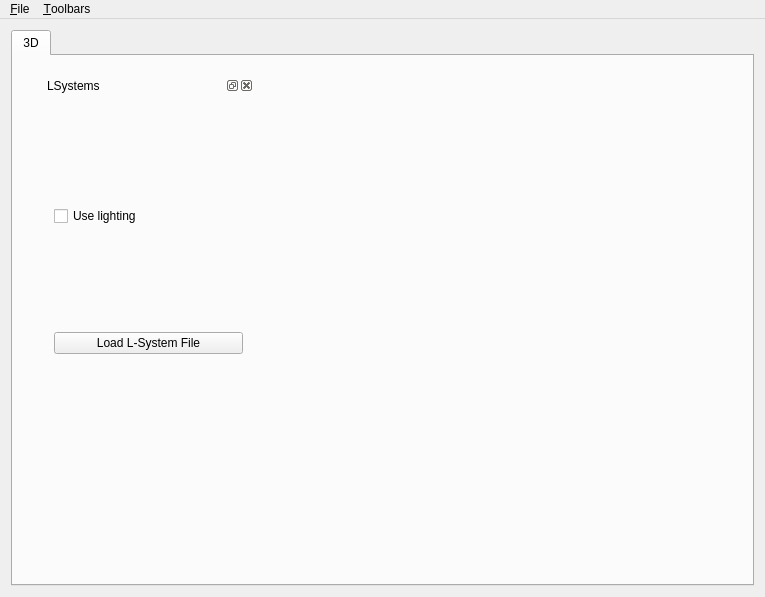
First picture: the form in ui/mainwindow.ui, repository cs123tas/final-AustinNimo, before the edit.
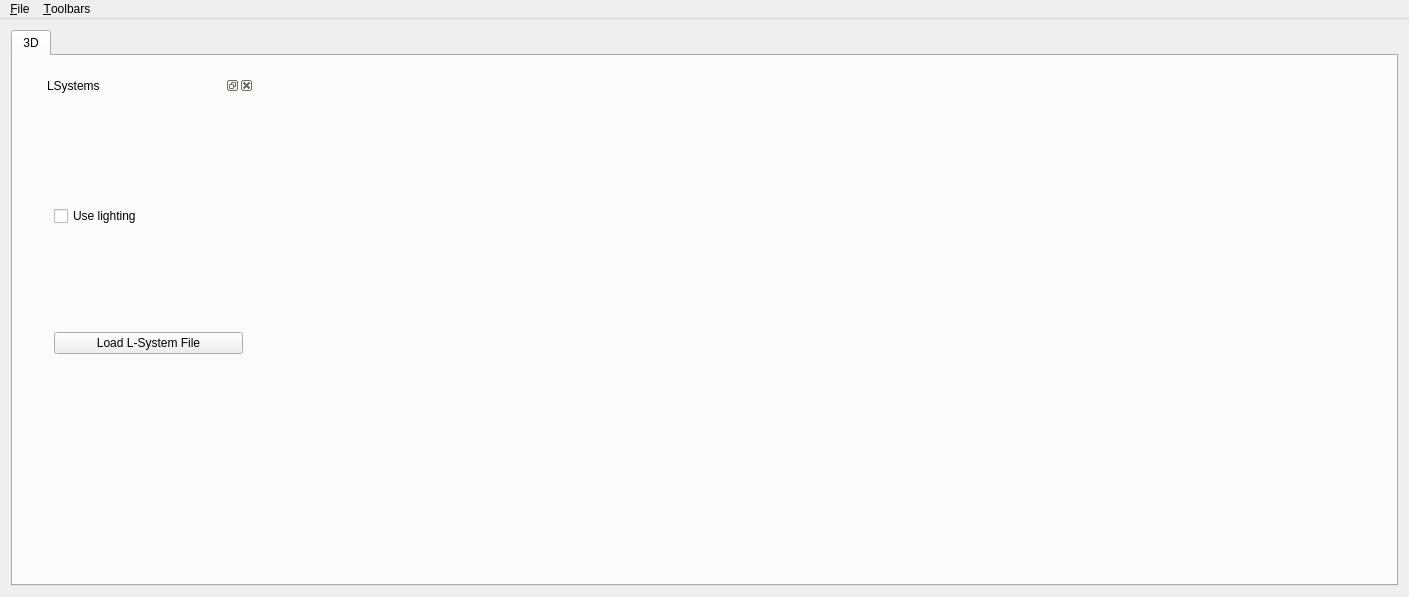
Second picture: the form after the edit.

Commit message: added terrain canvas

```diff
--- a/ui/mainwindow.ui
+++ b/ui/mainwindow.ui
@@ -6,7 +6,7 @@
    <rect>
     <x>0</x>
     <y>0</y>
-    <width>765</width>
+    <width>1409</width>
     <height>597</height>
    </rect>
   </property>
@@ -98,6 +98,22 @@
          </layout>
         </widget>
        </widget>
+       <widget class="QWidget" name="terrainCanvas" native="true">
+        <property name="geometry">
+         <rect>
+          <x>740</x>
+          <y>40</y>
+          <width>400</width>
+          <height>400</height>
+         </rect>
+        </property>
+        <property name="sizePolicy">
+         <sizepolicy hsizetype="Fixed" vsizetype="Fixed">
+          <horstretch>0</horstretch>
+          <verstretch>0</verstretch>
+         </sizepolicy>
+        </property>
+       </widget>
       </widget>
      </widget>
     </item>
@@ -108,7 +124,7 @@
     <rect>
      <x>0</x>
      <y>0</y>
-     <width>765</width>
+     <width>1409</width>
      <height>21</height>
     </rect>
    </property>
```
